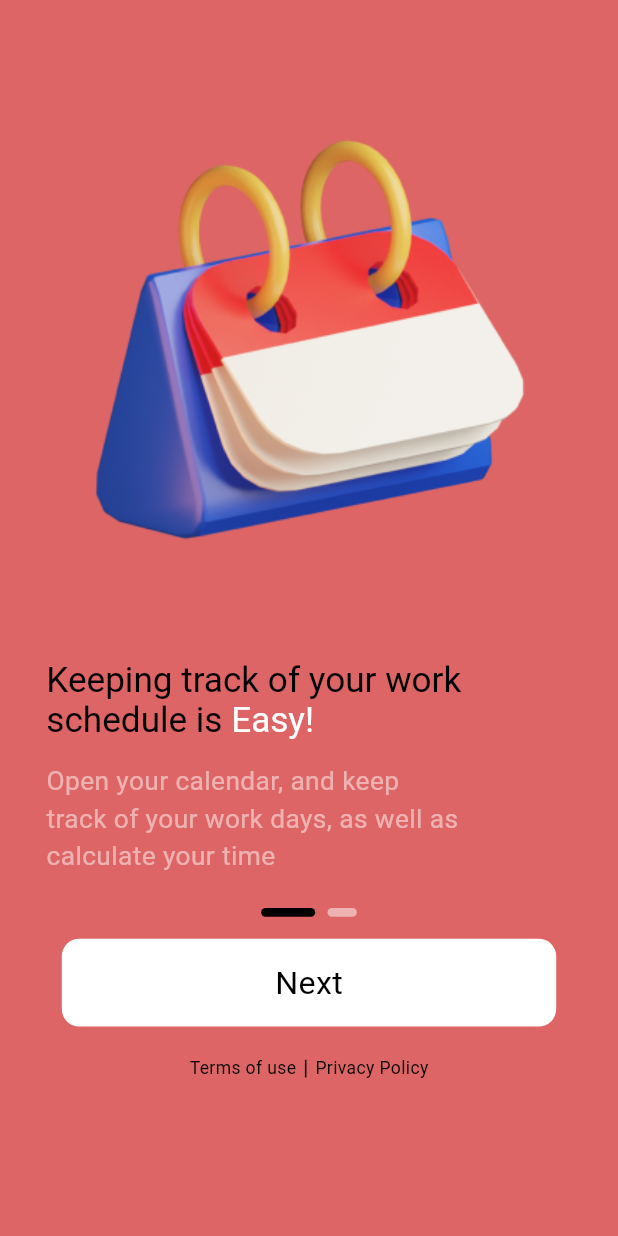
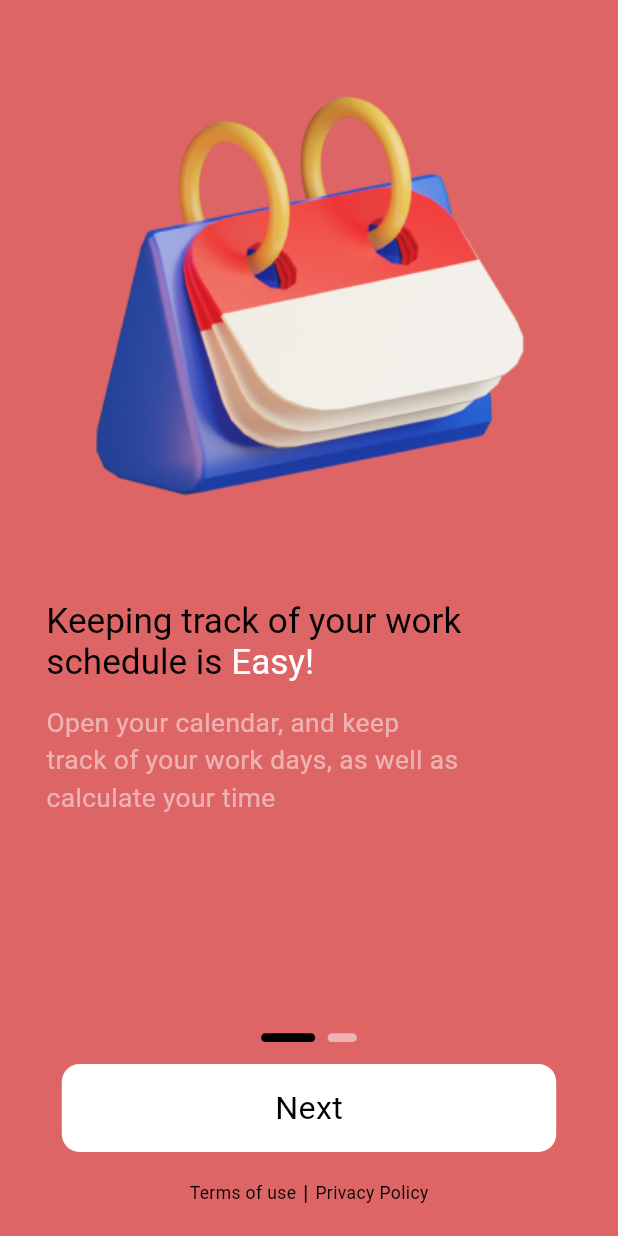
Before and after one commit to tuiaaraok/Track-Proceeds, a Flutter app: the screen it shows after launch, on a phone screen of 412 x 824 dp. Run offline on Flutter 3.47's test engine with Material 3 defaults, Android fonts, the phone set to English and light mode, and no system bars; our stand-ins replace flutter_screenutil, hive, hive_flutter, iconsax_plus; missing offline and left inert: dart:ffi, launch_review; accounts and stored records are empty.

Commit message:
Ipad fix

```diff
--- a/lib/ui/menu_page.dart
+++ b/lib/ui/menu_page.dart
@@ -54,7 +54,7 @@ class _MenuPageState extends State<MenuPage> {
         backgroundColor: Color(0xFFDD6565),
         bottomNavigationBar: isAppbar
             ? Container(
-                height: 75.h,
+                height: 5.5.h + 15.h + 35.h + 14.sp + 6.h,
                 width: double.infinity,
                 color: Colors.white,
                 child: Row(
@@ -85,7 +85,7 @@ class _MenuPageState extends State<MenuPage> {
                           AnimatedContainer(
                             duration: Duration(milliseconds: 300),
                             width: currentIndex == 0 ? 60.w : 0,
-                            height: 5.5,
+                            height: 5.5.h,
                             decoration: BoxDecoration(color: Colors.deepOrange),
                           )
                         ],
--- a/lib/ui/onboarding.dart
+++ b/lib/ui/onboarding.dart
@@ -42,12 +42,13 @@ class _OnboardingScreenState extends State<OnboardingScreen> {
       body: AnnotatedRegion<SystemUiOverlayStyle>(
         value: SystemUiOverlayStyle.light,
         child: Container(
-          child: SafeArea(
+          child: Padding(
+            padding: EdgeInsets.only(top: MediaQuery.paddingOf(context).top),
             child: Column(
               crossAxisAlignment: CrossAxisAlignment.stretch,
               children: <Widget>[
-                Container(
-                  height: 620.h,
+                Expanded(
+                  child: Container(
                     child: PageView(
                       physics: ClampingScrollPhysics(),
                       controller: _pageController,
@@ -72,6 +73,7 @@ class _OnboardingScreenState extends State<OnboardingScreen> {
                               "Calculate your lifetime earnings,\nadd events that are important to\nyou",
                         ),
                       ],
+                    ),
                   ),
                 ),
                 Column(
@@ -171,7 +173,7 @@ class WidgetForOnBoardingInfo extends StatelessWidget {
   @override
   Widget build(BuildContext context) {
     return Padding(
-      padding: EdgeInsets.only(top: 40.h, bottom: 40.h),
+      padding: EdgeInsets.only(top: 20.h, bottom: 40.h),
       child: Column(
         crossAxisAlignment: CrossAxisAlignment.center,
         children: <Widget>[
@@ -180,7 +182,7 @@ class WidgetForOnBoardingInfo extends StatelessWidget {
               asset_image,
             ),
             fit: BoxFit.fitWidth,
-            height: 360.w,
+            height: 360.h,
             width: 360.w,
           ),
           SizedBox(height: 30.h),
@@ -232,7 +234,7 @@ class FirstWidgetForOnBoardingInfo extends StatelessWidget {
   @override
   Widget build(BuildContext context) {
     return Padding(
-      padding: EdgeInsets.only(top: 40.h, bottom: 40.h),
+      padding: EdgeInsets.only(top: 20.h, bottom: 39.h),
       child: Column(
         crossAxisAlignment: CrossAxisAlignment.center,
         children: <Widget>[
@@ -241,7 +243,7 @@ class FirstWidgetForOnBoardingInfo extends StatelessWidget {
               asset_image,
             ),
             fit: BoxFit.fitWidth,
-            height: 360.w,
+            height: 360.h,
             width: 360.w,
           ),
           SizedBox(height: 30.h),
--- a/lib/ui/report_info.dart
+++ b/lib/ui/report_info.dart
@@ -136,7 +136,7 @@ class _ReportInfoState extends State<ReportInfo> {
                       },
                       child: Container(
                         width: 80.h,
-                        height: 80,
+                        height: 80.h,
                         decoration: BoxDecoration(
                             color: Color(0xFFD9D9D9),
                             borderRadius: BorderRadius.circular(10),
```
Also changed, not shown: lib/ui/create_calendar_event.dart (+7 -2 lines), lib/ui/home_page.dart (+19 -7 lines). Lines whose indentation alone changed are shown as unchanged.
